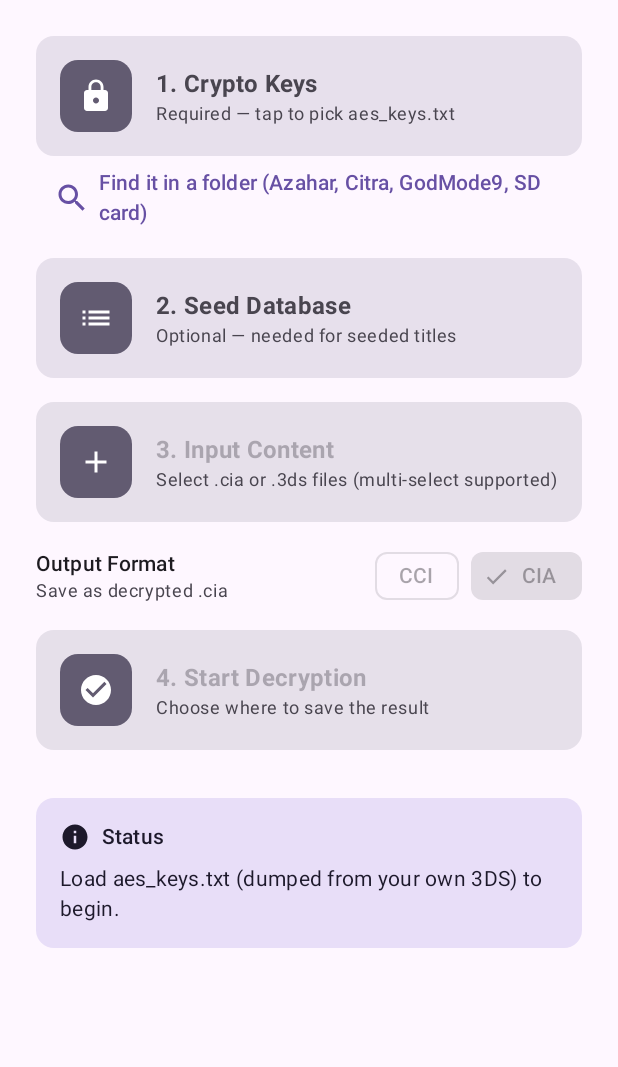
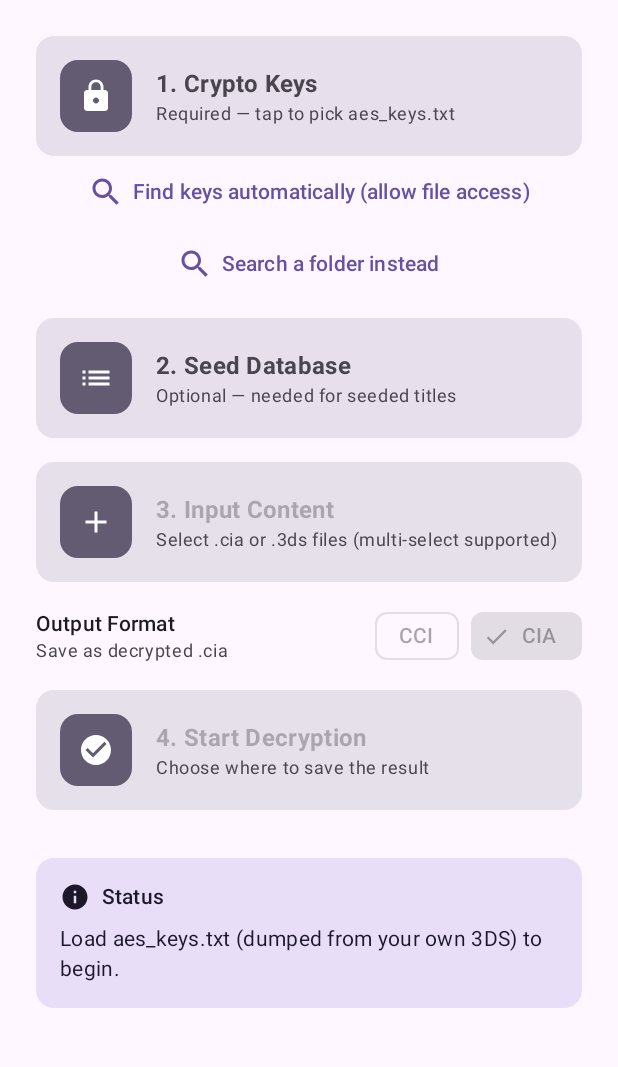
Before and after one commit to Space001000/DDDs-Declassify, an Android app built with Jetpack Compose: the screen it shows after launch (MainActivity), on a phone screen of 412 x 824 dp, the part 96-1163 px from its top. Run offline under Robolectric (Android 15) with nearby library versions, the phone set to English and light mode, and no system bars; 1 statement that could not run was skipped.

Commit message:
Find aes_keys.txt automatically when file access is allowed
With All files access (Android 11+) or storage permission (Android 10-),
the app checks Download, Azahar/Citra/Lime3DS sysdata, gm9/out and SD
cards for aes_keys.txt on every resume. The folder search remains as a
no-permission alternative.

Co-Authored-By: Claude Opus 5.5 <noreply@anthropic.com>

```diff
--- a/app/src/main/java/nl/space/dddec/MainActivity.kt
+++ b/app/src/main/java/nl/space/dddec/MainActivity.kt
@@ -73,6 +73,41 @@ fun MainScreen(viewModel: DecryptViewModel = viewModel()) {
         ActivityResultContracts.CreateDocument("application/octet-stream")
     ) { uri -> viewModel.onDestinationSelected(uri) }
 
+    // Android 10 and lower: classic runtime storage permission.
+    val requestReadStorage = rememberLauncherForActivityResult(
+        ActivityResultContracts.RequestPermission()
+    ) { viewModel.onResumed() }
+
+    val context = androidx.compose.ui.platform.LocalContext.current
+    val allowFileAccess: () -> Unit = {
+        if (android.os.Build.VERSION.SDK_INT >= 30) {
+            // Android 11+: All files access is granted on a system settings screen.
+            val pkgUri = Uri.parse("package:${context.packageName}")
+            val intent = android.content.Intent(
+                android.provider.Settings.ACTION_MANAGE_APP_ALL_FILES_ACCESS_PERMISSION, pkgUri
+            )
+            try {
+                context.startActivity(intent)
+            } catch (_: Exception) {
+                context.startActivity(
+                    android.content.Intent(android.provider.Settings.ACTION_MANAGE_ALL_FILES_ACCESS_PERMISSION)
+                )
+            }
+        } else {
+            requestReadStorage.launch(android.Manifest.permission.READ_EXTERNAL_STORAGE)
+        }
+    }
+
+    // Re-check access and look for keys on every resume (e.g. back from the settings screen).
+    val lifecycleOwner = androidx.compose.ui.platform.LocalLifecycleOwner.current
+    androidx.compose.runtime.DisposableEffect(lifecycleOwner) {
+        val observer = androidx.lifecycle.LifecycleEventObserver { _, event ->
+            if (event == androidx.lifecycle.Lifecycle.Event.ON_RESUME) viewModel.onResumed()
+        }
+        lifecycleOwner.lifecycle.addObserver(observer)
+        onDispose { lifecycleOwner.lifecycle.removeObserver(observer) }
+    }
+
     Scaffold(
         topBar = {
             TopAppBar(
@@ -119,7 +154,7 @@ fun MainScreen(viewModel: DecryptViewModel = viewModel()) {
                     ) {
                         Spacer(Modifier.height(24.dp))
                         StepCards(viewModel, pickKeysFile, pickSeedDb, pickCiaFile, createDestFile, pickBatchDest,
-                            onFindKeys = { pickKeysFolder.launch(null) })
+                            onFindKeys = { pickKeysFolder.launch(null) }, onAllowFileAccess = allowFileAccess)
                         Spacer(Modifier.height(24.dp))
                     }
                     Spacer(Modifier.width(24.dp))
@@ -144,7 +179,7 @@ fun MainScreen(viewModel: DecryptViewModel = viewModel()) {
                 ) {
                     Spacer(Modifier.height(24.dp))
                     StepCards(viewModel, pickKeysFile, pickSeedDb, pickCiaFile, createDestFile, pickBatchDest,
-                        onFindKeys = { pickKeysFolder.launch(null) })
+                        onFindKeys = { pickKeysFolder.launch(null) }, onAllowFileAccess = allowFileAccess)
                     Spacer(Modifier.height(32.dp))
                     ProgressAndStatus(viewModel)
                     Spacer(Modifier.height(32.dp))
@@ -162,7 +197,8 @@ fun StepCards(
     pickCiaFile:  androidx.activity.result.ActivityResultLauncher<Array<String>>,
     createDestFile: androidx.activity.result.ActivityResultLauncher<String>,
     pickBatchDest:  androidx.activity.result.ActivityResultLauncher<Uri?>,
-    onFindKeys: () -> Unit = {}
+    onFindKeys: () -> Unit = {},
+    onAllowFileAccess: () -> Unit = {}
 ) {
     val keysLoaded  = viewModel.keyStore.isUsable
     val seedsLoaded = viewModel.seedDbMap != null
@@ -181,13 +217,23 @@ fun StepCards(
     )
 
     if (!keysLoaded) {
+        if (!viewModel.hasFileAccess) {
+            TextButton(
+                onClick  = onAllowFileAccess,
+                enabled  = !viewModel.isProcessing
+            ) {
+                Icon(Icons.Default.Search, contentDescription = null)
+                Spacer(Modifier.width(6.dp))
+                Text("Find keys automatically (allow file access)")
+            }
+        }
         TextButton(
             onClick  = onFindKeys,
             enabled  = !viewModel.isProcessing
         ) {
             Icon(Icons.Default.Search, contentDescription = null)
             Spacer(Modifier.width(6.dp))
-            Text("Find it in a folder (Azahar, Citra, GodMode9, SD card)")
+            Text("Search a folder instead")
         }
     }
 
```
Also changed, not shown: app/src/main/AndroidManifest.xml (+10 -1 lines), app/src/main/java/nl/space/dddec/crypto/KeyFileFinder.kt (+36 -0 lines), app/src/main/java/nl/space/dddec/ui/DecryptViewModel.kt (+46 -0 lines).
